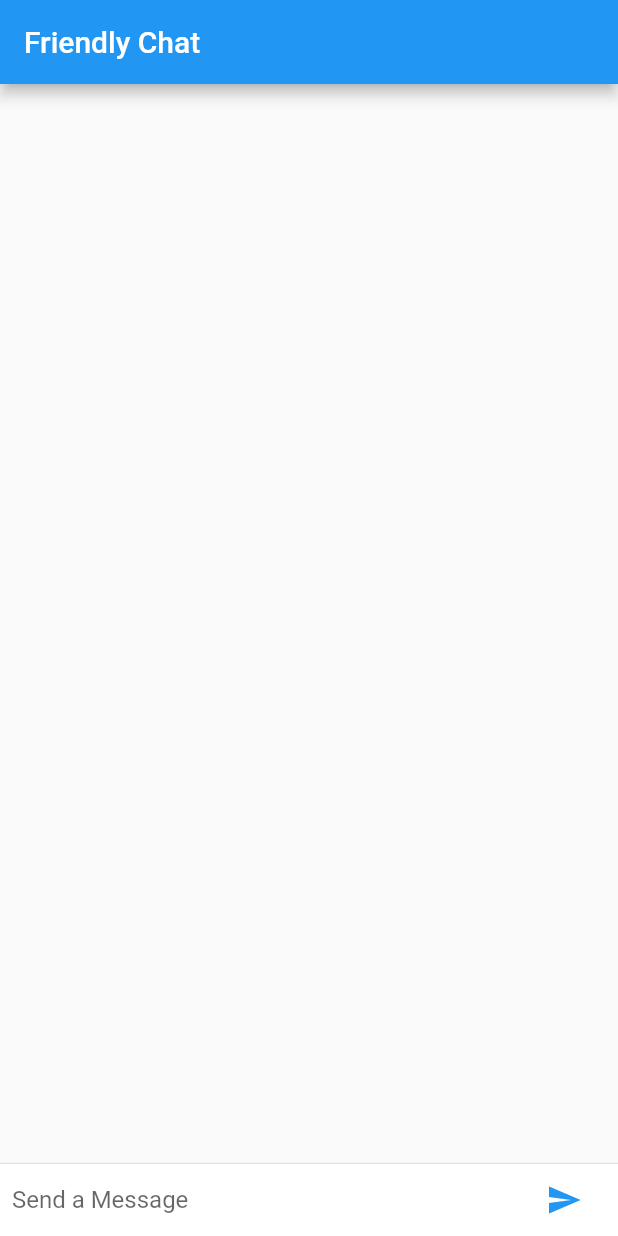
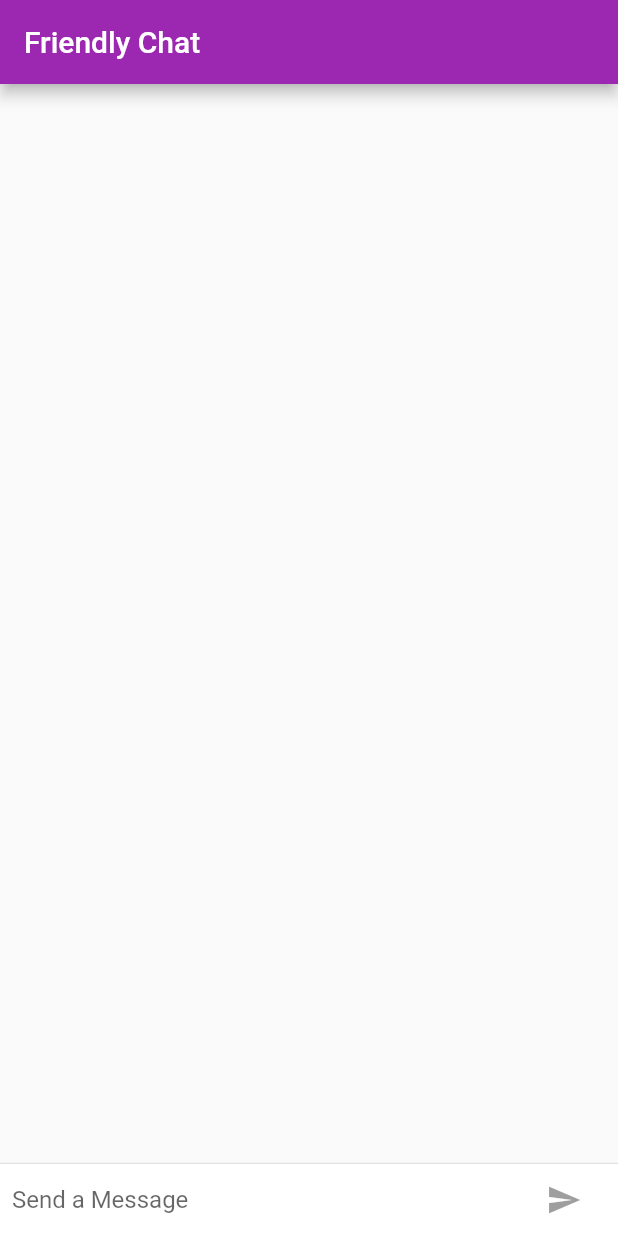
Before and after one commit to dca123/chatAppTutorial, a Flutter app: the screen it shows after launch, on a phone screen of 412 x 824 dp. Run offline on Flutter 3.47's test engine with Material 2 defaults, Android fonts, the phone set to English and light mode, and no system bars.

Commit message:
Completed chat app

```diff
--- a/lib/main.dart
+++ b/lib/main.dart
@@ -2,6 +2,10 @@ import 'package:flutter/material.dart';
 
 void main() => runApp(FriendlyChatApp());
 String _name = 'Charlie Day';
+final ThemeData defaultTheme = ThemeData(
+  primarySwatch: Colors.purple,
+  accentColor: Colors.orangeAccent[400],
+);
 
 class FriendlyChatApp extends StatelessWidget {
   const FriendlyChatApp({
@@ -10,7 +14,11 @@ class FriendlyChatApp extends StatelessWidget {
 
   @override
   Widget build(BuildContext context) {
-    return MaterialApp(title: 'FriendlyChat', home: ChatScreen());
+    return MaterialApp(
+      title: 'FriendlyChat',
+      home: ChatScreen(),
+      theme: defaultTheme,
+    );
   }
 }
 
@@ -21,8 +29,8 @@ class ChatMessage extends StatelessWidget {
   @override
   Widget build(BuildContext context) {
     return SizeTransition(
-      sizeFactor:
-          CurvedAnimation(parent: animationController, curve: Curves.easeInOutBack),
+      sizeFactor: CurvedAnimation(
+          parent: animationController, curve: Curves.easeInOutBack),
       axisAlignment: 0.0,
       child: Container(
           margin: EdgeInsets.symmetric(vertical: 10.0),
@@ -33,13 +41,15 @@ class ChatMessage extends StatelessWidget {
                 margin: EdgeInsets.only(right: 16.0),
                 child: CircleAvatar(child: Text(_name[0])),
               ),
-              Column(
+              Expanded(
+                child: Column(
                   crossAxisAlignment: CrossAxisAlignment.start,
                   children: [
                     Text(_name, style: Theme.of(context).textTheme.headline4),
                     Container(
                         margin: EdgeInsets.only(top: 5.0), child: Text(text))
                   ],
+                ),
               )
             ],
           )),
@@ -56,8 +66,13 @@ class _ChatScreenState extends State<ChatScreen> with TickerProviderStateMixin {
   final List<ChatMessage> _messages = [];
   final _textController = TextEditingController();
   final FocusNode _focusNode = FocusNode();
+  bool _isComposing = false;
+
   void _handleSubmitted(String text) {
     _textController.clear();
+    setState(() {
+      _isComposing = false;
+    });
     ChatMessage message = ChatMessage(
         text: text,
         animationController: AnimationController(
@@ -70,9 +85,10 @@ class _ChatScreenState extends State<ChatScreen> with TickerProviderStateMixin {
     _focusNode.requestFocus();
     message.animationController.forward();
   }
+
   @override
-  void dispose(){
-    for (var message in _messages){
+  void dispose() {
+    for (var message in _messages) {
       message.animationController.dispose();
     }
     super.dispose();
@@ -81,7 +97,10 @@ class _ChatScreenState extends State<ChatScreen> with TickerProviderStateMixin {
   @override
   Widget build(BuildContext context) {
     return Scaffold(
-        appBar: AppBar(title: Text('Friendly Chat')),
+        appBar: AppBar(
+          title: Text('Friendly Chat'),
+          elevation: 4.0,
+        ),
         body: Column(
           children: [
             Flexible(
@@ -110,7 +129,12 @@ class _ChatScreenState extends State<ChatScreen> with TickerProviderStateMixin {
             Flexible(
               child: TextField(
                 controller: _textController,
-                onSubmitted: _handleSubmitted,
+                onChanged: (String text) {
+                  setState(() {
+                    _isComposing = text.isNotEmpty;
+                  });
+                },
+                onSubmitted: _isComposing ? _handleSubmitted : null,
                 decoration:
                     InputDecoration.collapsed(hintText: 'Send a Message'),
                 focusNode: _focusNode,
@@ -120,7 +144,9 @@ class _ChatScreenState extends State<ChatScreen> with TickerProviderStateMixin {
               margin: EdgeInsets.symmetric(horizontal: 4.0),
               child: IconButton(
                   icon: const Icon(Icons.send),
-                  onPressed: () => _handleSubmitted(_textController.text)),
+                  onPressed: _isComposing
+                      ? () => _handleSubmitted(_textController.text)
+                      : null),
             )
           ],
         ),
```
Lines whose indentation alone changed are shown as unchanged.
